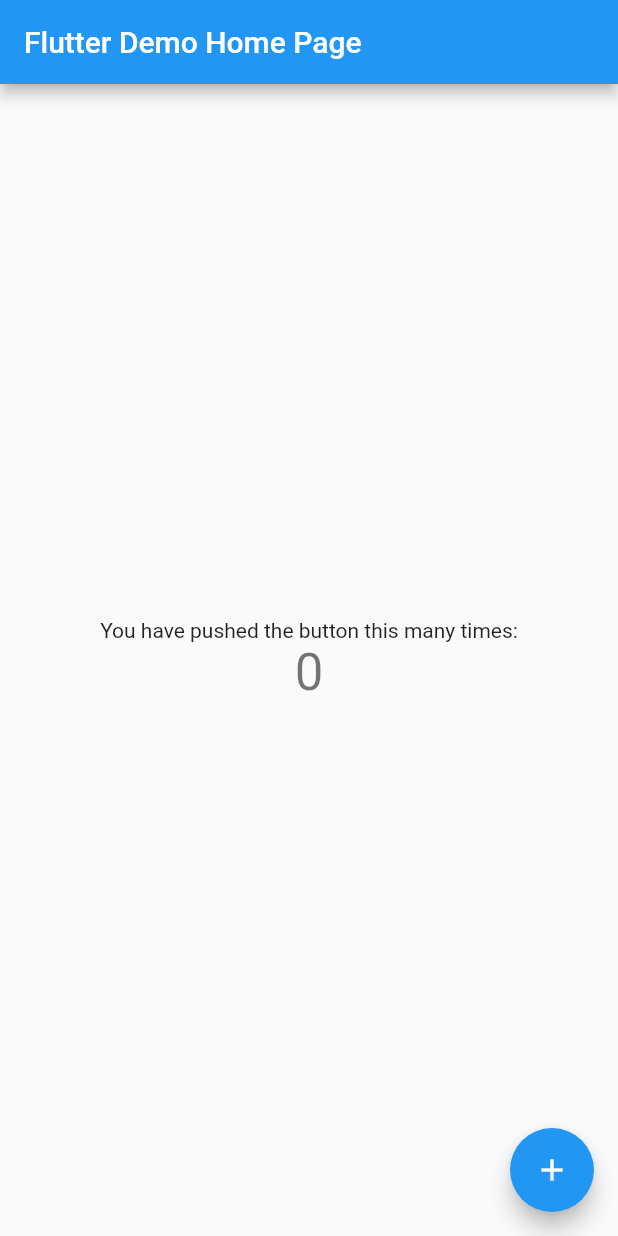
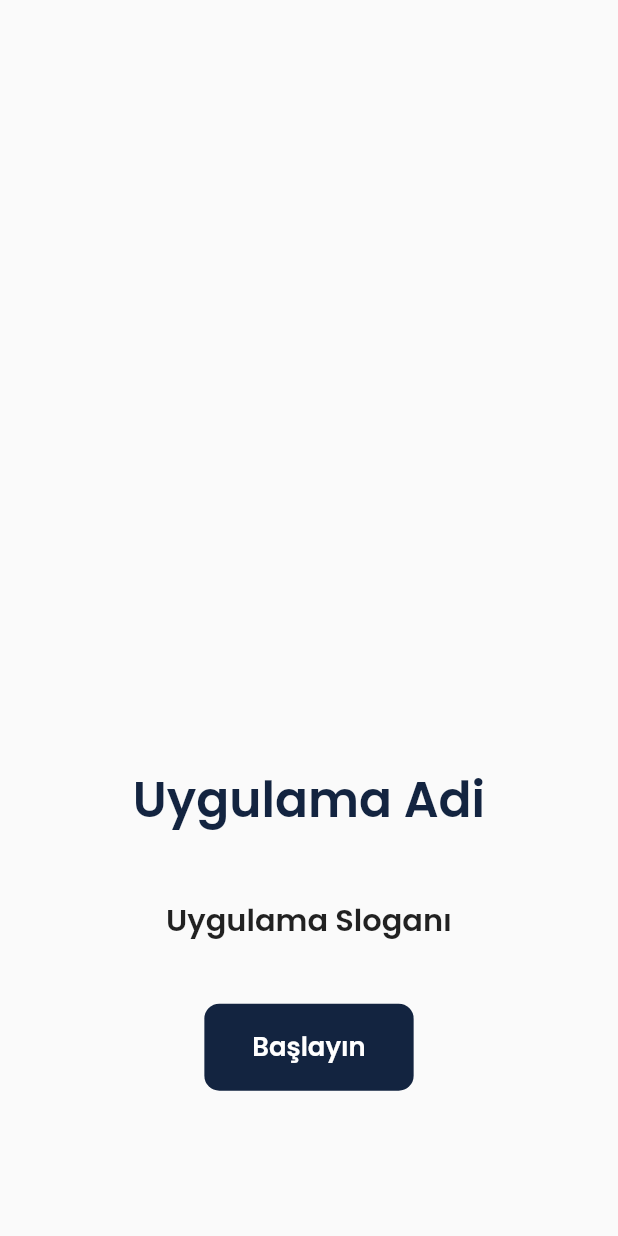
Before and after one commit to senaecelik/Why-not-143, a Flutter app: the screen it shows after launch, on a phone screen of 412 x 824 dp. Run offline on Flutter 3.47's test engine with Material 2 defaults, Android fonts, the phone set to English and light mode, and no system bars; our stand-ins replace flutter_screenutil, google_fonts.

Commit message:
coverPage added

```diff
--- /dev/null
+++ b/lib/constant.dart/color_constant.dart
@@ -0,0 +1,17 @@
+import 'package:flutter/material.dart';
+
+class ColorConstant {
+  static ColorConstant instance = ColorConstant._init();
+
+  ColorConstant._init();
+
+  final Color yankeBlue = const Color(0xFF132440);
+  final Color white = const Color(0xFFFFFFFF);
+  final Color black = const Color(0xFF000000);
+  final Color columbiaBlue = const Color(0xFFC8EBDA);
+  final Color peach = const Color(0xFFFCE2B6);
+  final Color azureishWhite = const Color(0xFFD9E4F6);
+  final Color blueJeand = const Color(0xFF5AA9EF);
+
+
+}
--- /dev/null
+++ b/lib/constant.dart/string.dart
@@ -0,0 +1,10 @@
+class StringConstant {
+  static StringConstant instance = StringConstant._init();
+
+  StringConstant._init();
+
+  ///Cover Page
+  String coverTitle = "Uygulama Adi";
+  String coverSubTitle = "Uygulama Sloganı";
+  String covetButtonText = "Başlayın";
+}
--- /dev/null
+++ b/lib/constant.dart/text_style.dart
@@ -0,0 +1,34 @@
+import 'package:flutter/material.dart';
+import 'package:flutter_screenutil/flutter_screenutil.dart';
+import 'package:google_fonts/google_fonts.dart';
+
+class TextStyleConstant {
+  static TextStyleConstant instance = TextStyleConstant._init();
+
+  TextStyleConstant._init();
+
+  TextStyle largeTitle = GoogleFonts.poppins(
+    fontWeight: FontWeight.w600,
+    fontSize: 32.sp,
+  );
+  TextStyle title2 = GoogleFonts.poppins(
+    fontWeight: FontWeight.w600,
+    fontSize: 20.sp,
+  );
+  TextStyle textLargeMedium = GoogleFonts.poppins(
+    fontWeight: FontWeight.w600,
+    fontSize: 17.sp,
+  );
+  TextStyle textSmallMedium = GoogleFonts.poppins(
+    fontWeight: FontWeight.w500,
+    fontSize: 15.sp,
+  );
+  TextStyle verySmallMedium = GoogleFonts.poppins(
+    fontWeight: FontWeight.w500,
+    fontSize: 13.sp,
+  );
+  TextStyle textSmallRegular = GoogleFonts.poppins(
+    fontWeight: FontWeight.w400,
+    fontSize: 15.sp,
+  );
+}
--- a/lib/main.dart
+++ b/lib/main.dart
@@ -1,4 +1,7 @@
 import 'package:flutter/material.dart';
+import 'package:flutter_screenutil/flutter_screenutil.dart';
+import 'package:why_not_143_team/constant.dart/color_constant.dart';
+import 'package:why_not_143_team/screens/cover_page.dart';
 
 void main() {
   runApp(const MyApp());
@@ -10,97 +13,19 @@ class MyApp extends StatelessWidget {
   // This widget is the root of your application.
   @override
   Widget build(BuildContext context) {
-    return MaterialApp(
-      title: 'Flutter Demo',
-      theme: ThemeData(
-        primarySwatch: Colors.blue,
-      ),
-      home: const MyHomePage(title: 'Flutter Demo Home Page'),
-    );
+    return ScreenUtilInit(
+        designSize: const Size(375, 812),
+        minTextAdapt: true,
+        splitScreenMode: true,
+        builder: (_) {
+          return MaterialApp(
+              debugShowCheckedModeBanner: false,
+              useInheritedMediaQuery: true,
+              theme: ThemeData(
+                brightness: Brightness.light,
+                primaryColor: ColorConstant.instance.yankeBlue,
+              ),
+              home: const CoverPage());
+        });
   }
 }
-
-class MyHomePage extends StatefulWidget {
-  const MyHomePage({Key? key, required this.title}) : super(key: key);
-
-  // This widget is the home page of your application. It is stateful, meaning
-  // that it has a State object (defined below) that contains fields that affect
-  // how it looks.
-
-  // This class is the configuration for the state. It holds the values (in this
-  // case the title) provided by the parent (in this case the App widget) and
-  // used by the build method of the State. Fields in a Widget subclass are
-  // always marked "final".
-
-  final String title;
-
-  @override
-  State<MyHomePage> createState() => _MyHomePageState();
-}
-
-class _MyHomePageState extends State<MyHomePage> {
-  int _counter = 0;
-
-  void _incrementCounter() {
-    setState(() {
-      // This call to setState tells the Flutter framework that something has
-      // changed in this State, which causes it to rerun the build method below
-      // so that the display can reflect the updated values. If we changed
-      // _counter without calling setState(), then the build method would not be
-      // called again, and so nothing would appear to happen.
-      _counter++;
-    });
-  }
-
-  @override
-  Widget build(BuildContext context) {
-    // This method is rerun every time setState is called, for instance as done
-    // by the _incrementCounter method above.
-    //
-    // The Flutter framework has been optimized to make rerunning build methods
-    // fast, so that you can just rebuild anything that needs updating rather
-    // than having to individually change instances of widgets.
-    return Scaffold(
-      appBar: AppBar(
-        // Here we take the value from the MyHomePage object that was created by
-        // the App.build method, and use it to set our appbar title.
-        title: Text(widget.title),
-      ),
-      body: Center(
-        // Center is a layout widget. It takes a single child and positions it
-        // in the middle of the parent.
-        child: Column(
-          // Column is also a layout widget. It takes a list of children and
-          // arranges them vertically. By default, it sizes itself to fit its
-          // children horizontally, and tries to be as tall as its parent.
-          //
-          // Invoke "debug painting" (press "p" in the console, choose the
-          // "Toggle Debug Paint" action from the Flutter Inspector in Android
-          // Studio, or the "Toggle Debug Paint" command in Visual Studio Code)
-          // to see the wireframe for each widget.
-          //
-          // Column has various properties to control how it sizes itself and
-          // how it positions its children. Here we use mainAxisAlignment to
-          // center the children vertically; the main axis here is the vertical
-          // axis because Columns are vertical (the cross axis would be
-          // horizontal).
-          mainAxisAlignment: MainAxisAlignment.center,
-          children: <Widget>[
-            const Text(
-              'You have pushed the button this many times:',
-            ),
-            Text(
-              '$_counter',
-              style: Theme.of(context).textTheme.headline4,
-            ),
-          ],
-        ),
-      ),
-      floatingActionButton: FloatingActionButton(
-        onPressed: _incrementCounter,
-        tooltip: 'Increment',
-        child: const Icon(Icons.add),
-      ), // This trailing comma makes auto-formatting nicer for build methods.
-    );
-  }
-}
--- /dev/null
+++ b/lib/screens/cover_page.dart
@@ -0,0 +1,46 @@
+import 'package:flutter/material.dart';
+import 'package:flutter_screenutil/flutter_screenutil.dart';
+import 'package:why_not_143_team/constant.dart/color_constant.dart';
+import 'package:why_not_143_team/constant.dart/string.dart';
+import 'package:why_not_143_team/constant.dart/text_style.dart';
+
+import '../widget/button_widget.dart';
+
+class CoverPage extends StatelessWidget {
+  const CoverPage({Key? key}) : super(key: key);
+
+  @override
+  Widget build(BuildContext context) {
+    return Scaffold(
+      body: Column(
+        mainAxisAlignment: MainAxisAlignment.center,
+        crossAxisAlignment: CrossAxisAlignment.center,
+        children: [
+          SizedBox(
+            height: MediaQuery.of(context).size.height / 2,
+            width: double.infinity,
+          ),
+          Text(
+            StringConstant.instance.coverTitle,
+            style: TextStyleConstant.instance.largeTitle
+                .copyWith(color: ColorConstant.instance.yankeBlue),
+          ),
+          SizedBox(
+            height: 40.h,
+          ),
+          Text(
+            StringConstant.instance.coverSubTitle,
+            style: TextStyleConstant.instance.title2,
+          ),
+          SizedBox(
+            height: 40.h,
+          ),
+          Flexible(
+              child: BlueButtonWidget(
+            text: StringConstant.instance.covetButtonText,
+          ))
+        ],
+      ),
+    );
+  }
+}
--- /dev/null
+++ b/lib/widget/button_widget.dart
@@ -0,0 +1,27 @@
+import 'package:flutter/material.dart';
+import 'package:why_not_143_team/constant.dart/text_style.dart';
+
+import '../constant.dart/color_constant.dart';
+
+
+class BlueButtonWidget extends StatelessWidget {
+  final String text;
+   const BlueButtonWidget({
+    Key? key, required this.text
+  }) : super(key: key);
+
+  @override
+  Widget build(BuildContext context) {
+    return Container(
+      padding: const EdgeInsets.symmetric(horizontal: 32, vertical: 16),
+      decoration: BoxDecoration(
+          borderRadius: BorderRadius.circular(10),
+          color: ColorConstant.instance.yankeBlue),
+      child: Text(
+        text,
+        style: TextStyleConstant.instance.textLargeMedium
+            .copyWith(color: ColorConstant.instance.white),
+      ),
+    );
+  }
+}
--- a/pubspec.yaml
+++ b/pubspec.yaml
@@ -34,6 +34,8 @@ dependencies:
   # The following adds the Cupertino Icons font to your application.
   # Use with the CupertinoIcons class for iOS style icons.
   cupertino_icons: ^1.0.2
+  google_fonts: ^2.3.2
+  flutter_screenutil: ^5.4.0+1
 
 dev_dependencies:
   flutter_test:
```
Also changed, not shown: pubspec.lock, 9 other files.
